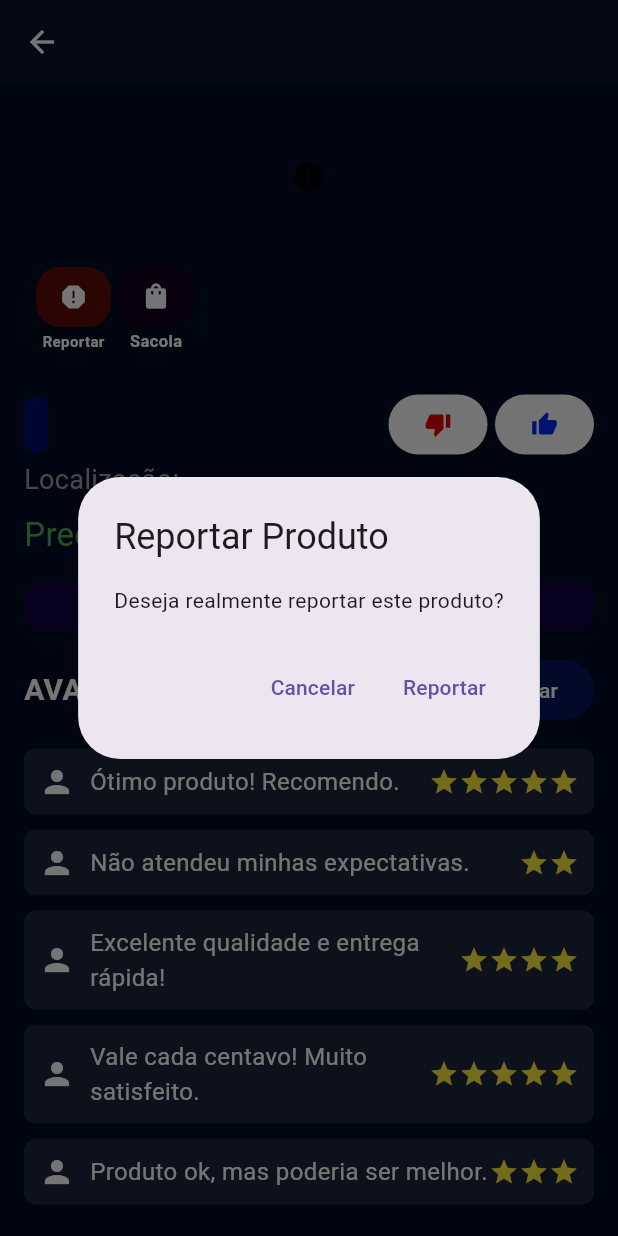
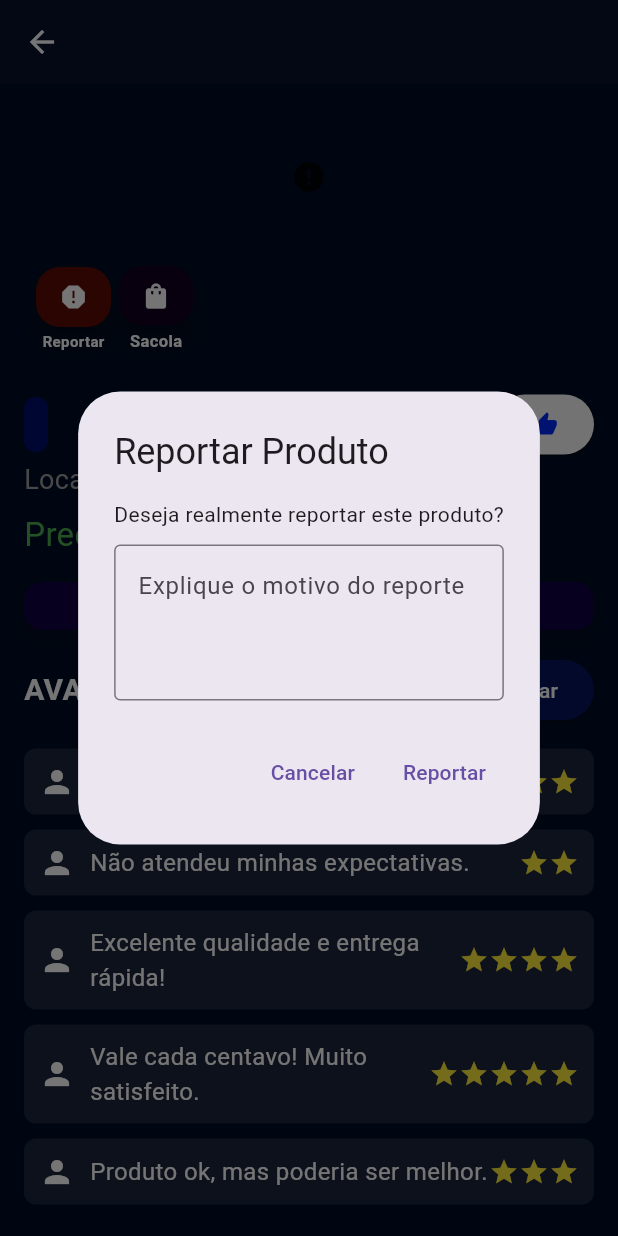
Before and after one commit to CaioAndersonMM/PromoApp-Flutter, a Flutter app: the ProductDetailsPage screen opened directly with empty values, scrolled down 79 dp, after a tap on the "report" icon, on a phone screen of 412 x 824 dp. Run offline on Flutter 3.47's test engine with Material 3 defaults, Android fonts, the phone set to English and light mode, and no system bars; our stand-ins replace cloud_firestore, firebase_auth, firebase_core, geolocator, get, image_picker and 2 more; accounts and stored records are empty.

Commit message:
update: Correção do modal de reporte, inclusão de snackbares e preparação para outros

```diff
--- a/lib/pages/produtosDetailPage.dart
+++ b/lib/pages/produtosDetailPage.dart
@@ -65,7 +65,7 @@ class ProductDetailsPage extends StatelessWidget {
                       Column(
                         mainAxisSize: MainAxisSize.min,
                         children: [
-                          Container(
+                          SizedBox(
                             width: 50,
                             height: 40,
                             child: FloatingActionButton(
@@ -93,12 +93,22 @@ class ProductDetailsPage extends StatelessWidget {
                       Column(
                         mainAxisSize: MainAxisSize.min,
                         children: [
-                          Container(
+                          SizedBox(
                             width: 50,
                             height: 40,
                             child: FloatingActionButton(
                               onPressed: () {
-                                _showReportDialog(context);
+                                // _showReportDialog(context);
+                                Get.snackbar(
+                                  'Produto adicionado a sacola!',
+                                  'Você poderá vê-lo acessando o menu.',
+                                  backgroundColor:
+                                      const Color.fromARGB(255, 3, 41, 117),
+                                  colorText: Colors.white,
+                                  snackPosition: SnackPosition.TOP,
+                                  borderRadius: 10,
+                                  margin: const EdgeInsets.all(10),
+                                );
                               },
                               backgroundColor:
                                   const Color.fromARGB(255, 17, 1, 32),
@@ -266,7 +276,7 @@ class ProductDetailsPage extends StatelessWidget {
                     style: TextStyle(color: Colors.white),
                   ),
                   style: ElevatedButton.styleFrom(
-                    backgroundColor: Color.fromARGB(255, 5, 20, 94),
+                    backgroundColor: const Color.fromARGB(255, 5, 20, 94),
                   ),
                 ),
               ],
@@ -349,12 +359,29 @@ class ProductDetailsPage extends StatelessWidget {
   }
 
   void _showReportDialog(BuildContext context) {
+    final TextEditingController _reportReasonController =
+        TextEditingController();
+
     showDialog(
       context: context,
       builder: (BuildContext context) {
         return AlertDialog(
           title: const Text("Reportar Produto"),
-          content: const Text("Deseja realmente reportar este produto?"),
+          content: Column(
+            mainAxisSize: MainAxisSize.min,
+            children: [
+              const Text("Deseja realmente reportar este produto?"),
+              const SizedBox(height: 10),
+              TextField(
+                controller: _reportReasonController,
+                decoration: const InputDecoration(
+                  hintText: "Explique o motivo do reporte",
+                  border: OutlineInputBorder(),
+                ),
+                maxLines: 3,
+              ),
+            ],
+          ),
           actions: [
             TextButton(
               onPressed: () {
@@ -364,7 +391,17 @@ class ProductDetailsPage extends StatelessWidget {
             ),
             TextButton(
               onPressed: () {
-                //Lógica para reportar o produto
+                Get.snackbar(
+                  'Reporte feito',
+                  'Moderadores irão verificar e tomar as devidas providências.',
+                  backgroundColor: const Color.fromARGB(255, 73, 3, 3),
+                  colorText: Colors.white,
+                  snackPosition: SnackPosition.TOP,
+                  borderRadius: 10,
+                  margin: const EdgeInsets.all(10),
+                );
+                String reportReason = _reportReasonController.text;
+                // Adicione a lógica para lidar com o motivo do reporte aqui
                 Navigator.of(context).pop(); // Fecha o diálogo
               },
               child: const Text("Reportar"),
```
